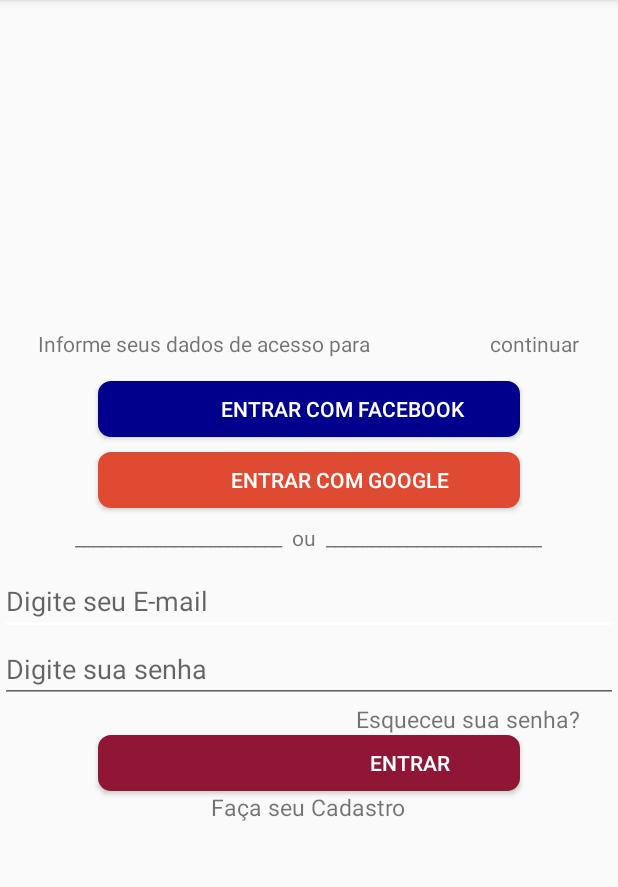
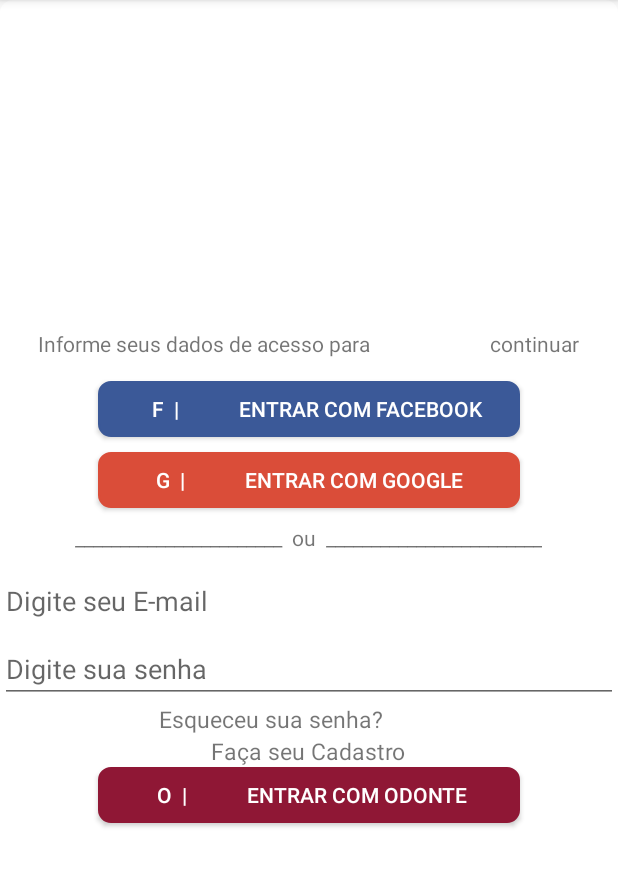
Before and after one commit to AntonioRoberio/OdontecApp, an Android app: the screen it shows after launch (MainActivity_Login), on a phone screen of 412 x 824 dp, the part 84-971 px from its top. Run offline under Robolectric (Android 15) with nearby library versions, the phone set to English and light mode, and no system bars; our stand-ins replace Firebase (no records; nobody signed in at launch, a user with empty details on screens opened directly); libraries missing offline, so code that uses them is left out: com.facebook, com.facebook.login; 2 statements that could not run were skipped.

Commit message:
Alterações de cores do login

```diff
--- a/app/src/main/res/drawable/botaoface.xml
+++ b/app/src/main/res/drawable/botaoface.xml
@@ -1,6 +1,6 @@
 <?xml version="1.0" encoding="utf-8"?>
 <shape xmlns:android="http://schemas.android.com/apk/res/android">
-       <solid android:color="#00008D"/>
-    <stroke android:width="1dp" android:color="#00008B"/>
+       <solid android:color="#3b5998"/>
+    <stroke android:width="1dp" android:color="#3b5998"/>
     <corners android:radius="8dp"/>
 </shape>
--- a/app/src/main/res/drawable/botaogmail.xml
+++ b/app/src/main/res/drawable/botaogmail.xml
@@ -1,6 +1,6 @@
 <?xml version="1.0" encoding="utf-8"?>
 <shape xmlns:android="http://schemas.android.com/apk/res/android">
-    <solid android:color="#DF4A32"/>
-    <stroke android:width="1dp" android:color="#DF4A32"/>
+    <solid android:color="#da4d39"/>
+    <stroke android:width="1dp" android:color="#da4d39"/>
     <corners android:radius="8dp"/>
 </shape>
--- /dev/null
+++ b/app/src/main/res/drawable/fundoodontec.xml
@@ -0,0 +1,6 @@
+<?xml version="1.0" encoding="utf-8"?>
+<shape xmlns:android="http://schemas.android.com/apk/res/android">
+    <solid android:color="#ffffff"/>
+    <stroke android:width="1dp" android:color="#ffffff"/>
+    <corners android:radius="8dp"/>
+</shape>
--- a/app/src/main/res/layout/activity_main.xml
+++ b/app/src/main/res/layout/activity_main.xml
@@ -6,7 +6,8 @@
     android:layout_height="match_parent"
     tools:context="com.des.odontec.equipe.odontec.View.MainActivity_Login"
     android:orientation="vertical"
-    android:gravity="center">
+    android:gravity="center"
+    android:background="@drawable/fundoodontec">
 
 
     <TextView
@@ -21,7 +22,8 @@
         android:background="@drawable/botaoface"
         android:textColor="#FFFFFF"
         android:layout_height="37dp"
-        android:text="             Entrar com Facebook" />
+        android:text="   F  |            Entrar com Facebook"
+        />
 
 
     <Button
@@ -31,9 +33,9 @@
         android:background="@drawable/botaogmail"
         android:textColor="#FFFFFF"
         android:layout_height="37dp"
-        android:text="            Entrar com google" />
+        android:text="G  |            Entrar com google" />
 
-<TextView
+    <TextView
     android:layout_width="wrap_content"
     android:layout_height="wrap_content"
     android:layout_marginTop="10dp"
@@ -53,32 +55,37 @@
         android:inputType="textPassword"
         android:id="@+id/senhaLogin"
         android:hint="Digite sua senha"/>
+
     <LinearLayout
         android:layout_width="match_parent"
         android:layout_height="wrap_content"
         android:orientation="vertical"
-        android:gravity="end">
+        android:gravity="center">
+
         <TextView
+            android:id="@+id/recuperarSenha"
             android:layout_width="wrap_content"
             android:layout_height="wrap_content"
+            android:layout_marginRight="25dp"
             android:text="Esqueceu sua senha?"
-            android:textSize="15dp"
-            android:id="@+id/recuperarSenha"
-            android:layout_marginRight="25dp"/>
+            android:textSize="15dp" />
+
+        <TextView
+            android:id="@+id/cadatrarUusario"
+            android:layout_width="wrap_content"
+            android:layout_height="wrap_content"
+            android:text="Faça seu Cadastro"
+            android:textSize="15dp" />
     </LinearLayout>
+
     <Button
+        android:id="@+id/logarSistema"
         android:layout_width="281dp"
         android:layout_height="37dp"
         android:background="@drawable/botaoodontec"
-        android:text="                                        Entrar"
-        android:textColor="#ffffff"
-        android:id="@+id/logarSistema"/>
+        android:text=" O  |            Entrar com Odonte"
+        android:textColor="#ffffff" />
 
-    <TextView
-        android:layout_width="wrap_content"
-        android:layout_height="wrap_content"
-        android:text="Faça seu Cadastro"
-        android:id="@+id/cadatrarUusario"
-        android:textSize="15dp"/>
+
 
 </LinearLayout>
```
Also changed, not shown: 1 other file.
